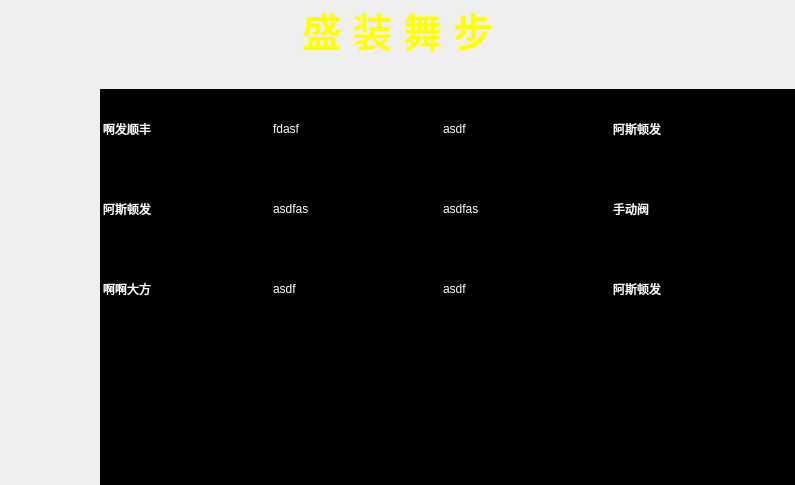
jack-liaojie/LED_DEMO, file module/frm_schedule.ui: the form before one commit.
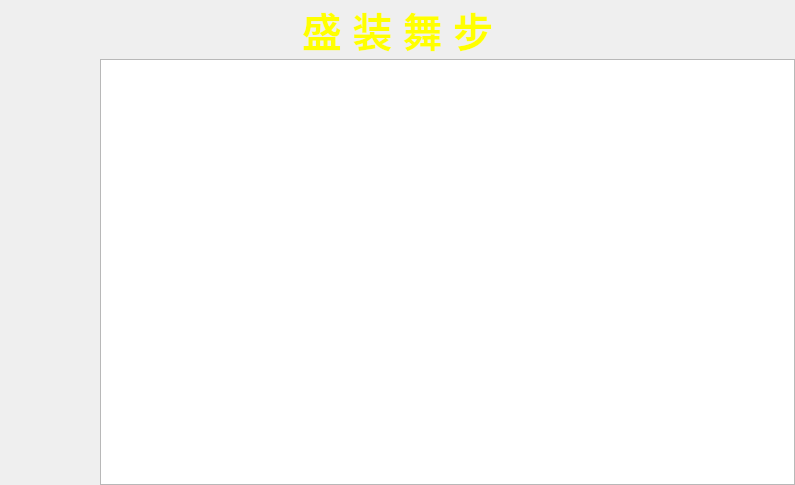
The form after the commit.

The edit to the form file:
```diff
--- a/module/frm_schedule.ui
+++ b/module/frm_schedule.ui
@@ -96,22 +96,6 @@
      </property>
     </widget>
    </item>
-   <item>
-    <spacer name="verticalSpacer">
-     <property name="orientation">
-      <enum>Qt::Vertical</enum>
-     </property>
-     <property name="sizeType">
-      <enum>QSizePolicy::Fixed</enum>
-     </property>
-     <property name="sizeHint" stdset="0">
-      <size>
-       <width>20</width>
-       <height>30</height>
-      </size>
-     </property>
-    </spacer>
-   </item>
    <item>
     <layout class="QHBoxLayout" name="horizontalLayout">
      <item>
@@ -120,7 +104,7 @@
         <enum>Qt::Horizontal</enum>
        </property>
        <property name="sizeType">
-        <enum>QSizePolicy::Fixed</enum>
+        <enum>QSizePolicy::Preferred</enum>
        </property>
        <property name="sizeHint" stdset="0">
         <size>
@@ -132,6 +116,24 @@
      </item>
      <item>
       <widget class="QTableWidget" name="tbwgt_content">
+       <property name="sizePolicy">
+        <sizepolicy hsizetype="Expanding" vsizetype="Expanding">
+         <horstretch>0</horstretch>
+         <verstretch>0</verstretch>
+        </sizepolicy>
+       </property>
+       <property name="minimumSize">
+        <size>
+         <width>300</width>
+         <height>300</height>
+        </size>
+       </property>
+       <property name="maximumSize">
+        <size>
+         <width>1666666</width>
+         <height>16777215</height>
+        </size>
+       </property>
        <property name="palette">
         <palette>
          <active>
@@ -144,51 +146,6 @@
             </color>
            </brush>
           </colorrole>
-          <colorrole role="Button">
-           <brush brushstyle="SolidPattern">
-            <color alpha="255">
-             <red>0</red>
-             <green>0</green>
-             <blue>0</blue>
-            </color>
-           </brush>
-          </colorrole>
-          <colorrole role="Light">
-           <brush brushstyle="SolidPattern">
-            <color alpha="255">
-             <red>0</red>
-             <green>0</green>
-             <blue>0</blue>
-            </color>
-           </brush>
-          </colorrole>
-          <colorrole role="Midlight">
-           <brush brushstyle="SolidPattern">
-            <color alpha="255">
-             <red>0</red>
-             <green>0</green>
-             <blue>0</blue>
-            </color>
-           </brush>
-          </colorrole>
-          <colorrole role="Dark">
-           <brush brushstyle="SolidPattern">
-            <color alpha="255">
-             <red>0</red>
-             <green>0</green>
-             <blue>0</blue>
-            </color>
-           </brush>
-          </colorrole>
-          <colorrole role="Mid">
-           <brush brushstyle="SolidPattern">
-            <color alpha="255">
-             <red>0</red>
-             <green>0</green>
-             <blue>0</blue>
-            </color>
-           </brush>
-          </colorrole>
           <colorrole role="Text">
            <brush brushstyle="SolidPattern">
             <color alpha="255">
@@ -198,78 +155,6 @@
             </color>
            </brush>
           </colorrole>
-          <colorrole role="BrightText">
-           <brush brushstyle="SolidPattern">
-            <color alpha="255">
-             <red>255</red>
-             <green>255</green>
-             <blue>255</blue>
-            </color>
-           </brush>
-          </colorrole>
-          <colorrole role="ButtonText">
-           <brush brushstyle="SolidPattern">
-            <color alpha="255">
-             <red>255</red>
-             <green>255</green>
-             <blue>255</blue>
-            </color>
-           </brush>
-          </colorrole>
-          <colorrole role="Base">
-           <brush brushstyle="SolidPattern">
-            <color alpha="255">
-             <red>0</red>
-             <green>0</green>
-             <blue>0</blue>
-            </color>
-           </brush>
-          </colorrole>
-          <colorrole role="Window">
-           <brush brushstyle="SolidPattern">
-            <color alpha="255">
-             <red>0</red>
-             <green>0</green>
-             <blue>0</blue>
-            </color>
-           </brush>
-          </colorrole>
-          <colorrole role="Shadow">
-           <brush brushstyle="SolidPattern">
-            <color alpha="255">
-             <red>0</red>
-             <green>0</green>
-             <blue>0</blue>
-            </color>
-           </brush>
-          </colorrole>
-          <colorrole role="AlternateBase">
-           <brush brushstyle="SolidPattern">
-            <color alpha="255">
-             <red>0</red>
-             <green>0</green>
-             <blue>0</blue>
-            </color>
-           </brush>
-          </colorrole>
-          <colorrole role="ToolTipBase">
-           <brush brushstyle="SolidPattern">
-            <color alpha="255">
-             <red>255</red>
-             <green>255</green>
-             <blue>220</blue>
-            </color>
-           </brush>
-          </colorrole>
-          <colorrole role="ToolTipText">
-           <brush brushstyle="SolidPattern">
-            <color alpha="255">
-             <red>0</red>
-             <green>0</green>
-             <blue>0</blue>
-            </color>
-           </brush>
-          </colorrole>
           <colorrole role="PlaceholderText">
            <brush brushstyle="SolidPattern">
             <color alpha="128">
@@ -290,51 +175,6 @@
             </color>
            </brush>
           </colorrole>
-          <colorrole role="Button">
-           <brush brushstyle="SolidPattern">
-            <color alpha="255">
-             <red>0</red>
-             <green>0</green>
-             <blue>0</blue>
-            </color>
-           </brush>
-          </colorrole>
-          <colorrole role="Light">
-           <brush brushstyle="SolidPattern">
-            <color alpha="255">
-             <red>0</red>
-             <green>0</green>
-             <blue>0</blue>
-            </color>
-           </brush>
-          </colorrole>
-          <colorrole role="Midlight">
-           <brush brushstyle="SolidPattern">
-            <color alpha="255">
-             <red>0</red>
-             <green>0</green>
-             <blue>0</blue>
-            </color>
-           </brush>
-          </colorrole>
-          <colorrole role="Dark">
-           <brush brushstyle="SolidPattern">
-            <color alpha="255">
-             <red>0</red>
-             <green>0</green>
-             <blue>0</blue>
-            </color>
-           </brush>
-          </colorrole>
-          <colorrole role="Mid">
-           <brush brushstyle="SolidPattern">
-            <color alpha="255">
-             <red>0</red>
-             <green>0</green>
-             <blue>0</blue>
-            </color>
-           </brush>
-          </colorrole>
           <colorrole role="Text">
            <brush brushstyle="SolidPattern">
             <color alpha="255">
@@ -344,78 +184,6 @@
             </color>
            </brush>
           </colorrole>
-          <colorrole role="BrightText">
-           <brush brushstyle="SolidPattern">
-            <color alpha="255">
-             <red>255</red>
-             <green>255</green>
-             <blue>255</blue>
-            </color>
-           </brush>
-          </colorrole>
-          <colorrole role="ButtonText">
-           <brush brushstyle="SolidPattern">
-            <color alpha="255">
-             <red>255</red>
-             <green>255</green>
-             <blue>255</blue>
-            </color>
-           </brush>
-          </colorrole>
-          <colorrole role="Base">
-           <brush brushstyle="SolidPattern">
-            <color alpha="255">
-             <red>0</red>
-             <green>0</green>
-             <blue>0</blue>
-            </color>
-           </brush>
-          </colorrole>
-          <colorrole role="Window">
-           <brush brushstyle="SolidPattern">
-            <color alpha="255">
-             <red>0</red>
-             <green>0</green>
-             <blue>0</blue>
-            </color>
-           </brush>
-          </colorrole>
-          <colorrole role="Shadow">
-           <brush brushstyle="SolidPattern">
-            <color alpha="255">
-             <red>0</red>
-             <green>0</green>
-             <blue>0</blue>
-            </color>
-           </brush>
-          </colorrole>
-          <colorrole role="AlternateBase">
-           <brush brushstyle="SolidPattern">
-            <color alpha="255">
-             <red>0</red>
-             <green>0</green>
-             <blue>0</blue>
-            </color>
-           </brush>
-          </colorrole>
-          <colorrole role="ToolTipBase">
-           <brush brushstyle="SolidPattern">
-            <color alpha="255">
-             <red>255</red>
-             <green>255</green>
-             <blue>220</blue>
-            </color>
-           </brush>
-          </colorrole>
-          <colorrole role="ToolTipText">
-           <brush brushstyle="SolidPattern">
-            <color alpha="255">
-             <red>0</red>
-             <green>0</green>
-             <blue>0</blue>
-            </color>
-           </brush>
-          </colorrole>
           <colorrole role="PlaceholderText">
            <brush brushstyle="SolidPattern">
             <color alpha="128">
@@ -430,155 +198,42 @@
           <colorrole role="WindowText">
            <brush brushstyle="SolidPattern">
             <color alpha="255">
-             <red>0</red>
-             <green>0</green>
-             <blue>0</blue>
-            </color>
-           </brush>
-          </colorrole>
-          <colorrole role="Button">
-           <brush brushstyle="SolidPattern">
-            <color alpha="255">
-             <red>0</red>
-             <green>0</green>
-             <blue>0</blue>
-            </color>
-           </brush>
-          </colorrole>
-          <colorrole role="Light">
-           <brush brushstyle="SolidPattern">
-            <color alpha="255">
-             <red>0</red>
-             <green>0</green>
-             <blue>0</blue>
-            </color>
-           </brush>
-          </colorrole>
-          <colorrole role="Midlight">
-           <brush brushstyle="SolidPattern">
-            <color alpha="255">
-             <red>0</red>
-             <green>0</green>
-             <blue>0</blue>
-            </color>
-           </brush>
-          </colorrole>
-          <colorrole role="Dark">
-           <brush brushstyle="SolidPattern">
-            <color alpha="255">
-             <red>0</red>
-             <green>0</green>
-             <blue>0</blue>
-            </color>
-           </brush>
-          </colorrole>
-          <colorrole role="Mid">
-           <brush brushstyle="SolidPattern">
-            <color alpha="255">
-             <red>0</red>
-             <green>0</green>
-             <blue>0</blue>
+             <red>120</red>
+             <green>120</green>
+             <blue>120</blue>
             </color>
            </brush>
           </colorrole>
           <colorrole role="Text">
            <brush brushstyle="SolidPattern">
             <color alpha="255">
-             <red>0</red>
-             <green>0</green>
-             <blue>0</blue>
-            </color>
-           </brush>
-          </colorrole>
-          <colorrole role="BrightText">
-           <brush brushstyle="SolidPattern">
-            <color alpha="255">
-             <red>255</red>
-             <green>255</green>
-             <blue>255</blue>
-            </color>
-           </brush>
-          </colorrole>
-          <colorrole role="ButtonText">
-           <brush brushstyle="SolidPattern">
-            <color alpha="255">
-             <red>0</red>
-             <green>0</green>
-             <blue>0</blue>
-            </color>
-           </brush>
-          </colorrole>
-          <colorrole role="Base">
-           <brush brushstyle="SolidPattern">
-            <color alpha="255">
-             <red>0</red>
-             <green>0</green>
-             <blue>0</blue>
-            </color>
-           </brush>
-          </colorrole>
-          <colorrole role="Window">
-           <brush brushstyle="SolidPattern">
-            <color alpha="255">
-             <red>0</red>
-             <green>0</green>
-             <blue>0</blue>
-            </color>
-           </brush>
-          </colorrole>
-          <colorrole role="Shadow">
-           <brush brushstyle="SolidPattern">
-            <color alpha="255">
-             <red>0</red>
-             <green>0</green>
-             <blue>0</blue>
-            </color>
-           </brush>
-          </colorrole>
-          <colorrole role="AlternateBase">
-           <brush brushstyle="SolidPattern">
-            <color alpha="255">
-             <red>0</red>
-             <green>0</green>
-             <blue>0</blue>
-            </color>
-           </brush>
-          </colorrole>
-          <colorrole role="ToolTipBase">
-           <brush brushstyle="SolidPattern">
-            <color alpha="255">
-             <red>255</red>
-             <green>255</green>
-             <blue>220</blue>
-            </color>
-           </brush>
-          </colorrole>
-          <colorrole role="ToolTipText">
-           <brush brushstyle="SolidPattern">
-            <color alpha="255">
-             <red>0</red>
-             <green>0</green>
-             <blue>0</blue>
+             <red>120</red>
+             <green>120</green>
+             <blue>120</blue>
             </color>
            </brush>
           </colorrole>
           <colorrole role="PlaceholderText">
            <brush brushstyle="SolidPattern">
             <color alpha="128">
-             <red>255</red>
-             <green>255</green>
-             <blue>255</blue>
+             <red>0</red>
+             <green>0</green>
+             <blue>0</blue>
             </color>
            </brush>
           </colorrole>
          </disabled>
         </palette>
        </property>
-       <property name="frameShape">
-        <enum>QFrame::NoFrame</enum>
+       <property name="font">
+        <font>
+         <pointsize>36</pointsize>
+         <weight>75</weight>
+         <bold>true</bold>
+        </font>
        </property>
-       <property name="lineWidth">
-        <number>0</number>
+       <property name="focusPolicy">
+        <enum>Qt::NoFocus</enum>
        </property>
        <property name="verticalScrollBarPolicy">
         <enum>Qt::ScrollBarAlwaysOff</enum>
@@ -598,154 +253,40 @@
        <property name="gridStyle">
         <enum>Qt::NoPen</enum>
        </property>
+       <property name="cornerButtonEnabled">
+        <bool>false</bool>
+       </property>
+       <property name="rowCount">
+        <number>5</number>
+       </property>
+       <property name="columnCount">
+        <number>5</number>
+       </property>
        <attribute name="horizontalHeaderVisible">
         <bool>false</bool>
        </attribute>
-       <attribute name="horizontalHeaderMinimumSectionSize">
-        <number>100</number>
+       <attribute name="horizontalHeaderCascadingSectionResizes">
+        <bool>true</bool>
        </attribute>
        <attribute name="horizontalHeaderDefaultSectionSize">
-        <number>170</number>
-       </attribute>
-       <attribute name="horizontalHeaderHighlightSections">
-        <bool>false</bool>
+        <number>200</number>
        </attribute>
        <attribute name="verticalHeaderVisible">
         <bool>false</bool>
        </attribute>
        <attribute name="verticalHeaderDefaultSectionSize">
-        <number>80</number>
+        <number>72</number>
        </attribute>
-       <attribute name="verticalHeaderHighlightSections">
-        <bool>false</bool>
-       </attribute>
-       <row>
-        <property name="text">
-         <string>新建行</string>
-        </property>
-        <property name="textAlignment">
-         <set>AlignCenter</set>
-        </property>
-        <property name="foreground">
-         <brush brushstyle="NoBrush">
-          <color alpha="255">
-           <red>255</red>
-           <green>255</green>
-           <blue>0</blue>
-          </color>
-         </brush>
-        </property>
-       </row>
-       <row>
-        <property name="text">
-         <string>新建行</string>
-        </property>
-       </row>
-       <row>
-        <property name="text">
-         <string>新建行</string>
-        </property>
-       </row>
-       <row>
-        <property name="text">
-         <string>新建行</string>
-        </property>
-       </row>
-       <row>
-        <property name="text">
-         <string>新建行</string>
-        </property>
-       </row>
-       <row>
-        <property name="text">
-         <string>新建行</string>
-        </property>
-       </row>
-       <row>
-        <property name="text">
-         <string>新建行</string>
-        </property>
-       </row>
-       <column>
-        <property name="text">
-         <string>新建列</string>
-        </property>
-       </column>
-       <column>
-        <property name="text">
-         <string>新建列</string>
-        </property>
-       </column>
-       <column>
-        <property name="text">
-         <string>新建列</string>
-        </property>
-       </column>
-       <column>
-        <property name="text">
-         <string>新建列</string>
-        </property>
-       </column>
-       <item row="0" column="0">
-        <property name="text">
-         <string>啊发顺丰</string>
-        </property>
-       </item>
-       <item row="0" column="1">
-        <property name="text">
-         <string>fdasf </string>
-        </property>
-       </item>
-       <item row="0" column="2">
-        <property name="text">
-         <string>asdf</string>
-        </property>
-       </item>
-       <item row="0" column="3">
-        <property name="text">
-         <string>阿斯顿发</string>
-        </property>
-       </item>
-       <item row="1" column="0">
-        <property name="text">
-         <string>阿斯顿发</string>
-        </property>
-       </item>
-       <item row="1" column="1">
-        <property name="text">
-         <string>asdfas </string>
-        </property>
-       </item>
-       <item row="1" column="2">
-        <property name="text">
-         <string>asdfas</string>
-        </property>
-       </item>
-       <item row="1" column="3">
-        <property name="text">
-         <string>手动阀</string>
-        </property>
-       </item>
-       <item row="2" column="0">
-        <property name="text">
-         <string>啊啊大方</string>
-        </property>
-       </item>
-       <item row="2" column="1">
-        <property name="text">
-         <string>asdf</string>
-        </property>
-       </item>
-       <item row="2" column="2">
-        <property name="text">
-         <string>asdf</string>
-        </property>
-       </item>
-       <item row="2" column="3">
-        <property name="text">
-         <string>阿斯顿发</string>
-        </property>
-       </item>
+       <row/>
+       <row/>
+       <row/>
+       <row/>
+       <row/>
+       <column/>
+       <column/>
+       <column/>
+       <column/>
+       <column/>
       </widget>
      </item>
     </layout>
```
Left out of the diff: 13 changed lines with no effect on the pictures.
